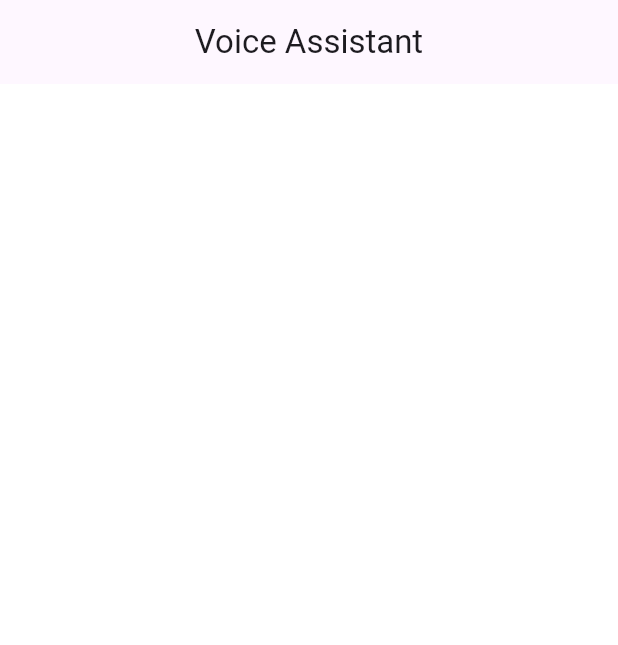
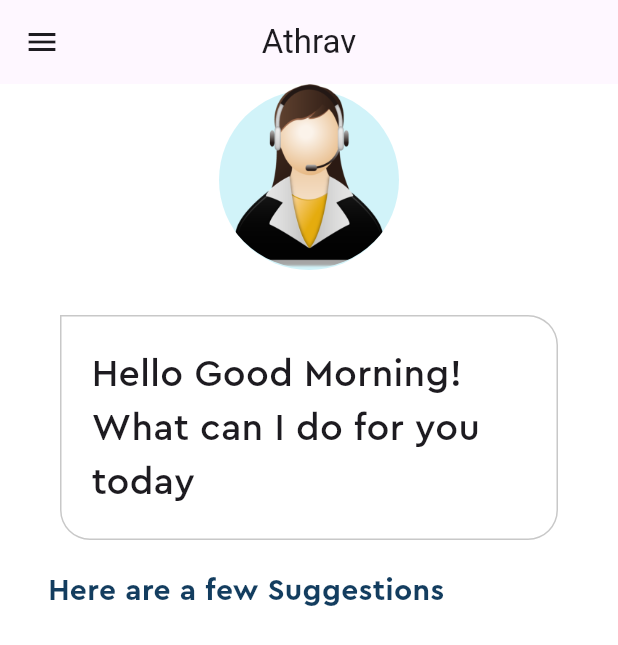
Before and after one commit to Athrav-droid/Voice-Assistant-Flutter, a Flutter app: the screen it shows after launch, on a phone screen of 412 x 824 dp. Shown: the top 645 px of the screen. Run offline on Flutter 3.47's test engine with Material 2 defaults, Android fonts, the phone set to English and light mode, and no system bars.

Commit message:
In Home Page, Till suggestion Text done

```diff
--- a/lib/home_page.dart
+++ b/lib/home_page.dart
@@ -1,4 +1,5 @@
 import 'package:flutter/material.dart';
+import 'package:voice_assistant/pallete.dart';
 
 class HomePage extends StatefulWidget {
   const HomePage({super.key});
@@ -12,8 +13,92 @@ class _HomePageState extends State<HomePage> {
   Widget build(BuildContext context) {
     return Scaffold(
       appBar: AppBar(
-        title: const Text('Voice Assistant'),
+        title: const Text('Athrav'),
         centerTitle: true,
+        leading: Icon(
+          Icons.menu,
+        ),
+      ),
+      body: Column(
+        children: [
+          // Virtual Assistant Picture
+          Stack(
+            children: [
+              Center(
+                child: Container(
+                  height: 120,
+                  width: 120,
+                  margin: const EdgeInsets.only(
+                    top: 4,
+                  ),
+                  decoration: const BoxDecoration(
+                    color: Pallete.assistantCircleColor,
+                    shape: BoxShape.circle,
+                  ),
+                ),
+              ),
+              Container(
+                height: 123,
+                decoration: const BoxDecoration(
+                  shape: BoxShape.circle,
+                  image: DecorationImage(
+                    image: AssetImage(
+                      'assets/images/virtualAssistant.png',
+                    ),
+                  ),
+                ),
+              ),
+            ],
+          ),
+          // Chat Bubble
+          Container(
+            padding: const EdgeInsets.symmetric(
+              vertical: 10,
+              horizontal: 20,
+            ),
+            margin:
+                const EdgeInsets.symmetric(horizontal: 40).copyWith(top: 30),
+            decoration: BoxDecoration(
+              borderRadius: const BorderRadius.all(
+                Radius.circular(20),
+              ).copyWith(
+                topLeft: Radius.zero,
+              ),
+              border: Border.all(
+                color: Pallete.borderColor,
+              ),
+            ),
+            child: const Padding(
+              padding: EdgeInsets.symmetric(vertical: 10),
+              child: Text(
+                'Hello Good Morning! What can I do for you today',
+                style: TextStyle(
+                  fontFamily: 'Cera Pro',
+                  fontSize: 25,
+                ),
+              ),
+            ),
+          ),
+          // Suggestion Text
+          Container(
+            padding: const EdgeInsets.all(10),
+            margin: EdgeInsets.only(
+              top: 10,
+              left: 22,
+            ),
+            alignment: Alignment.centerLeft,
+            child: const Text(
+              'Here are a few Suggestions',
+              style: TextStyle(
+                fontFamily: 'Cera Pro',
+                color: Pallete.mainFontColor,
+                fontSize: 20,
+                fontWeight: FontWeight.bold,
+              ),
+            ),
+          )
+          // Feature List
+        ],
       ),
     );
   }
```
